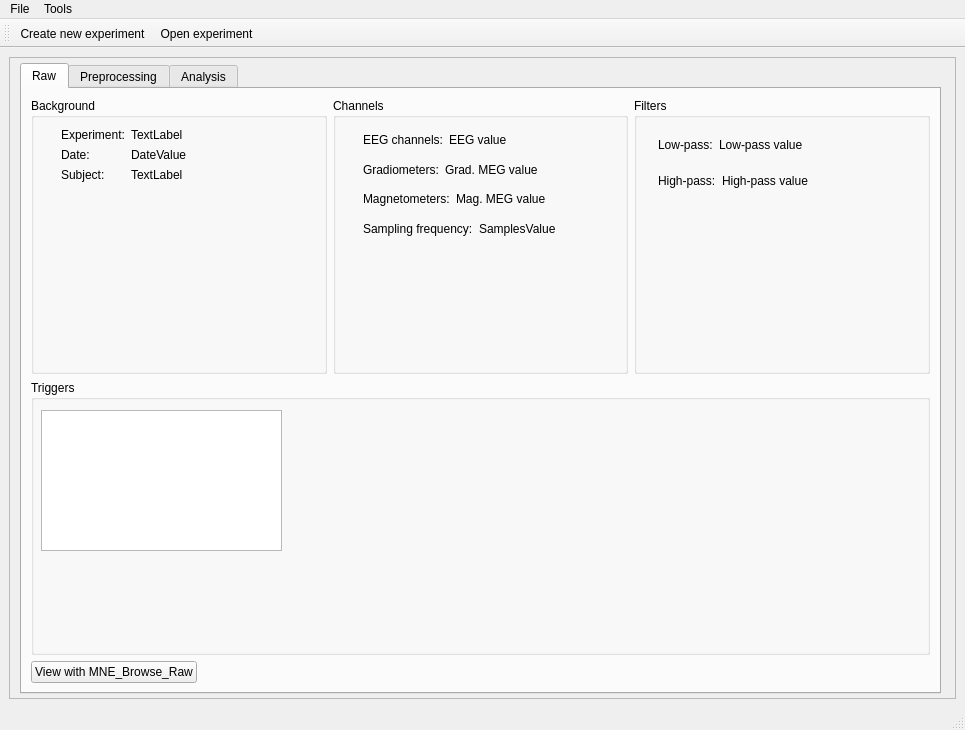
Old version of the form hoksotin/ui/qt4Designer/UIehdotus11.ui in the repository cibr-jyu/meggie.
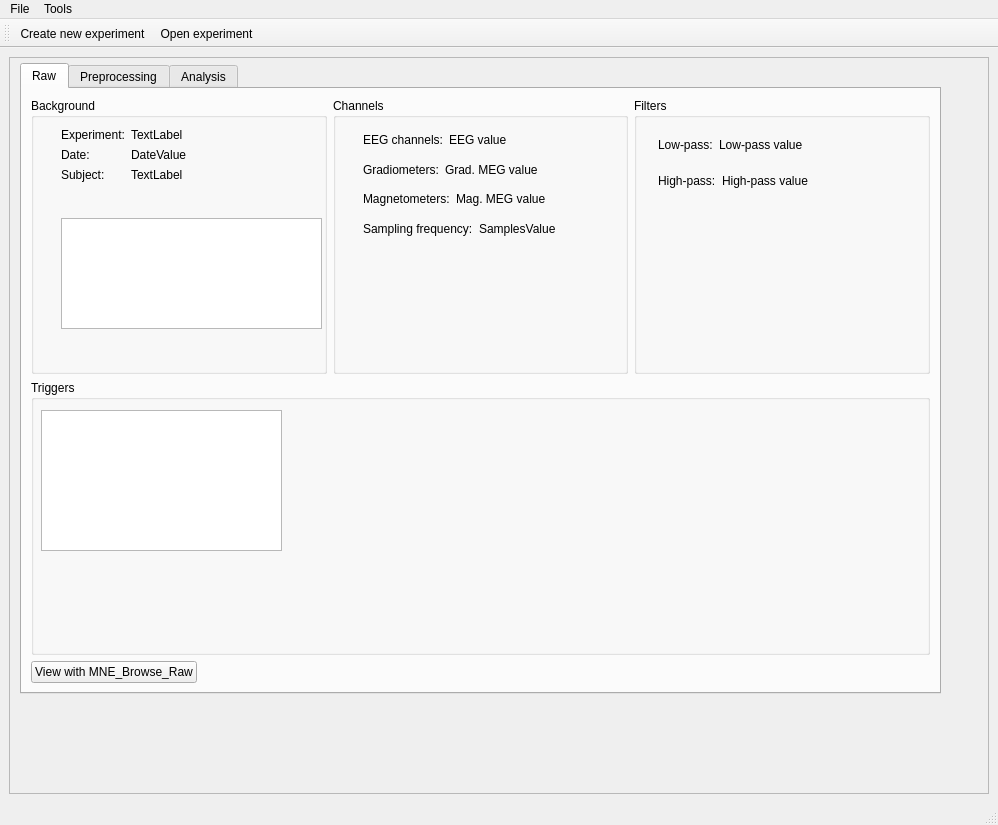
New version of the form. The open tabs and pages were chosen to show the change.

Commit message: Pientä mainWindow-virittelyä

```diff
--- a/hoksotin/ui/qt4Designer/UIehdotus11.ui
+++ b/hoksotin/ui/qt4Designer/UIehdotus11.ui
@@ -6,8 +6,8 @@
    <rect>
     <x>0</x>
     <y>0</y>
-    <width>965</width>
-    <height>730</height>
+    <width>998</width>
+    <height>825</height>
    </rect>
   </property>
   <property name="sizePolicy">
@@ -37,8 +37,8 @@
         <rect>
          <x>0</x>
          <y>0</y>
-         <width>937</width>
-         <height>638</height>
+         <width>976</width>
+         <height>729</height>
         </rect>
        </property>
        <property name="minimumSize">
@@ -145,6 +145,16 @@
                      </item>
                     </layout>
                    </widget>
+                   <widget class="QTextBrowser" name="textBrowserExperimentDescription">
+                    <property name="geometry">
+                     <rect>
+                      <x>30</x>
+                      <y>120</y>
+                      <width>261</width>
+                      <height>111</height>
+                     </rect>
+                    </property>
+                   </widget>
                   </widget>
                  </item>
                  <item>
@@ -794,7 +804,7 @@
     <rect>
      <x>0</x>
      <y>0</y>
-     <width>965</width>
+     <width>998</width>
      <height>23</height>
     </rect>
    </property>
```
Left out of the diff: 2 changed lines with no effect on the pictures. The commit also changes 1 other file.
